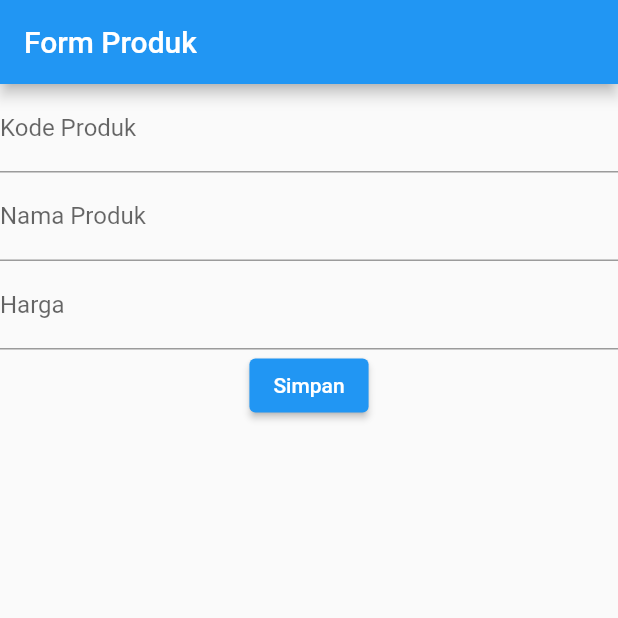
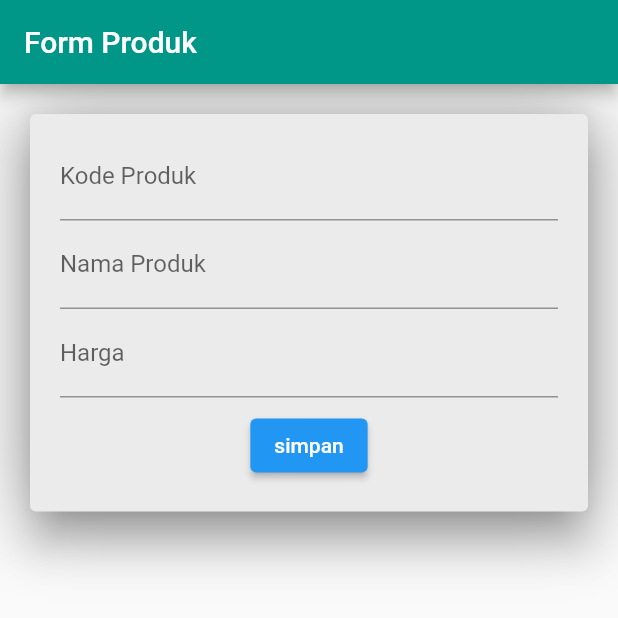
Before and after one commit to alfarissy040/kuliah, a Flutter app: the screen it shows after launch, on a phone screen of 412 x 824 dp, the top half of it. Run offline on Flutter 3.47's test engine with Material 2 defaults, Android fonts, the phone set to English and light mode, and no system bars.

Commit message:
update p3

```diff
--- a/lib/RowWidget.dart
+++ b/lib/RowWidget.dart
@@ -12,7 +12,7 @@ class RowWidget extends StatelessWidget {
   Widget build(BuildContext context) {
     return Scaffold(
       appBar: AppBar(title: const Text("Widget Row")),
-      body: Column(
+      body: Row(
         children: [
           Text("Row 1"),
           Text("Row 2"),
--- a/lib/main.dart
+++ b/lib/main.dart
@@ -11,6 +11,7 @@ void main() {
 class MyApp extends StatelessWidget {
   @override
   Widget build(BuildContext context) {
-    return MaterialApp(title: "Aplikasi Flutter Pertamaku", home: ProdukForm());
+    return MaterialApp(
+        title: "App Android Muhammad Faza Alfarisy", home: ProdukForm());
   }
 }
--- a/lib/ui/ProdukForm.dart
+++ b/lib/ui/ProdukForm.dart
@@ -1,6 +1,5 @@
-import 'package:flutter/material.dart';
-import 'package:flutter/src/widgets/container.dart';
-import 'package:flutter/src/widgets/framework.dart';
+import "package:flutter/material.dart";
+import "./ProdukDetail.dart";
 
 class ProdukForm extends StatefulWidget {
   const ProdukForm({super.key});
@@ -10,28 +9,76 @@ class ProdukForm extends StatefulWidget {
 }
 
 class _ProdukFormState extends State<ProdukForm> {
+  final _kodeProdukController = TextEditingController();
+  final _namaProdukController = TextEditingController();
+  final _hargaController = TextEditingController();
+
+  void handleSimpan() {
+    String kodeProduk, NamaProduk;
+    int Harga;
+
+    kodeProduk = _kodeProdukController.text;
+    NamaProduk = _namaProdukController.text;
+    Harga = int.parse(_hargaController.text);
+
+    Navigator.of(context).push(new MaterialPageRoute(
+        builder: (context) => ProdukDetail(
+            kodeProduk: kodeProduk, namaProduk: NamaProduk, harga: Harga)));
+  }
+
   @override
   Widget build(BuildContext context) {
     return Scaffold(
       appBar: AppBar(
-        title: Text("Form Produk"),
+        backgroundColor: Colors.teal,
+        title: const Text("Form Produk"),
       ),
       body: SingleChildScrollView(
-        child: Column(
-          children: [
-            TextField(
-              decoration: InputDecoration(labelText: "Kode Produk"),
-            ),
-            TextField(
-              decoration: InputDecoration(labelText: "Nama Produk"),
-            ),
-            TextField(
-              decoration: InputDecoration(labelText: "Harga"),
-            ),
-            ElevatedButton(onPressed: () {}, child: Text("Simpan"))
-          ],
-        ),
+        child: Container(
+            margin: const EdgeInsets.all(16),
+            child: Column(
+              children: <Widget>[
+                Container(
+                  width: double.infinity,
+                  decoration: const BoxDecoration(boxShadow: [
+                    BoxShadow(
+                      color: Color.fromRGBO(0, 0, 0, 0.3),
+                      blurRadius: 40,
+                    ),
+                  ]),
+                  child: Card(
+                      elevation: 12,
+                      color: const Color.fromARGB(255, 235, 235, 235),
+                      child: Padding(
+                          padding: const EdgeInsets.fromLTRB(20, 12, 20, 12),
+                          child: Column(
+                            children: [
+                              _formInput("Kode Produk", _kodeProdukController),
+                              _formInput("Nama Produk", _namaProdukController),
+                              _formInput("Harga", _hargaController),
+                              Padding(
+                                  padding:
+                                      const EdgeInsets.fromLTRB(20, 8, 20, 8),
+                                  child: Column(
+                                    children: [_btnSimpanProduk("simpan")],
+                                  ))
+                            ],
+                          ))),
+                )
+              ],
+            )),
       ),
     );
   }
+
+  _formInput(String label, _controller) {
+    return TextField(
+      decoration: InputDecoration(labelText: label),
+      controller: _controller,
+    );
+  }
+
+  _btnSimpanProduk(String label) {
+    return ElevatedButton(onPressed: () {}, child: Text(label));
+  }
 }
```
Also changed, not shown: lib/ui/ProdukDetail.dart (added, +32 -0 lines), lib/ui/ProdukPage.dart (added, +37 -0 lines).
